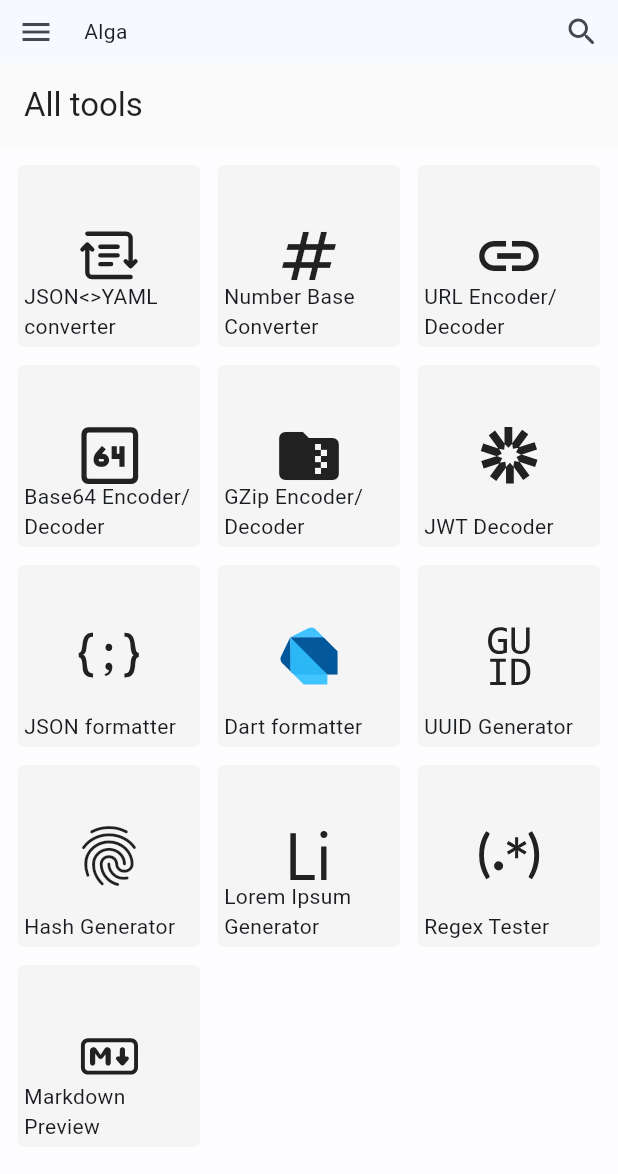
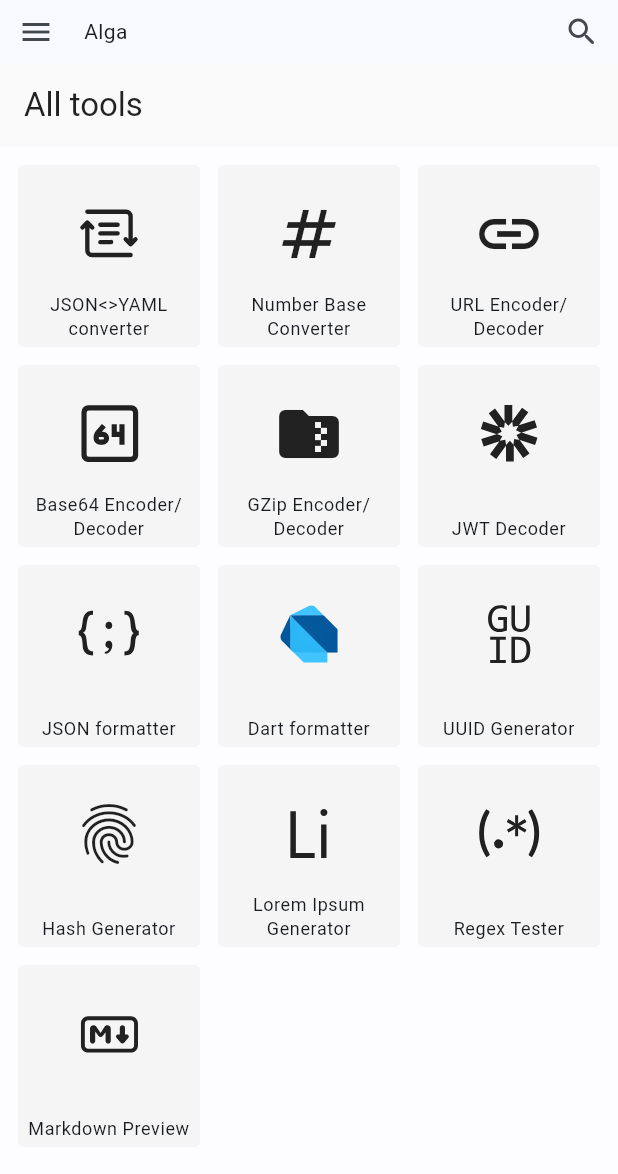
Before and after one commit to laiiihz/alga, a Flutter app: the screen it shows after launch, on a phone screen of 412 x 824 dp. Shown: the top 1174 px of the screen. Run offline on Flutter 3.47's test engine with Material 2 defaults, Android fonts, the phone set to English and light mode, and no system bars; our stand-ins replace flutter_highlight, flutter_markdown, flutter_riverpod, flutter_svg, yaml; missing offline and left inert: dart_style, extended_text_field, highlight, hotkey_manager, json2yaml, window_manager; generated files the repository leaves out were written again.

Commit message:
fix tools page text display

```diff
--- a/lib/views/all_tools_view.dart
+++ b/lib/views/all_tools_view.dart
@@ -35,7 +35,8 @@ class _AllToolsViewState extends ConsumerState<AllToolsView> {
               },
               child: Stack(
                 children: [
-                  Center(
+                  Align(
+                    alignment: const Alignment(0, -0.4),
                     child: IconTheme(
                       data: IconThemeData(
                         size: 48,
@@ -45,7 +46,18 @@ class _AllToolsViewState extends ConsumerState<AllToolsView> {
                       child: item.icon,
                     ),
                   ),
-                  Positioned(bottom: 4, left: 4, right: 4, child: item.title),
+                  Positioned(
+                    bottom: 4,
+                    left: 4,
+                    right: 4,
+                    child: DefaultTextStyle(
+                      style: Theme.of(context).textTheme.caption!,
+                      maxLines: 2,
+                      overflow: TextOverflow.ellipsis,
+                      textAlign: TextAlign.center,
+                      child: item.title,
+                    ),
+                  ),
                 ],
               ),
             ),
```
